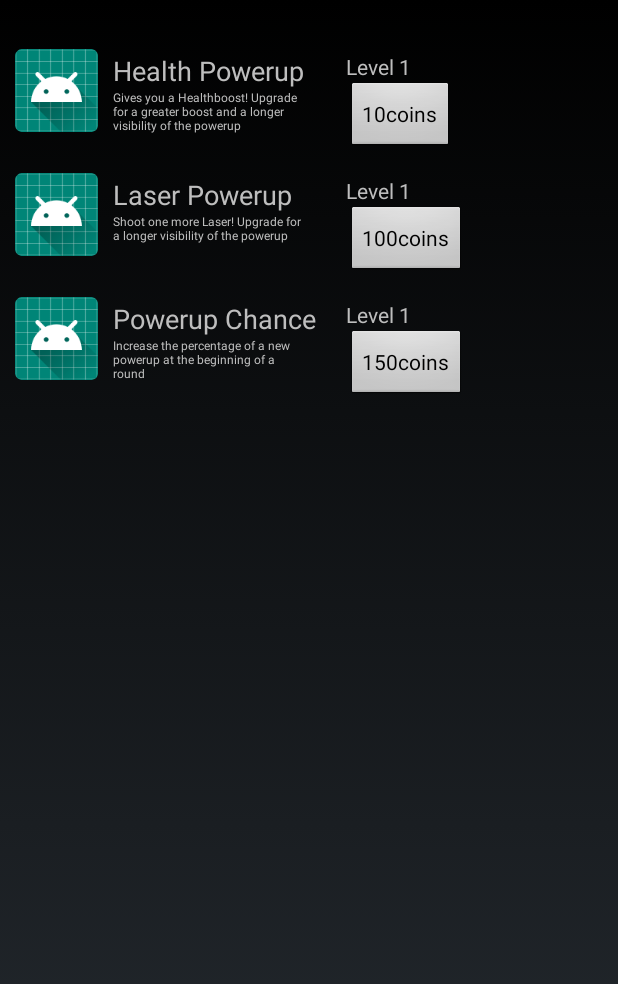
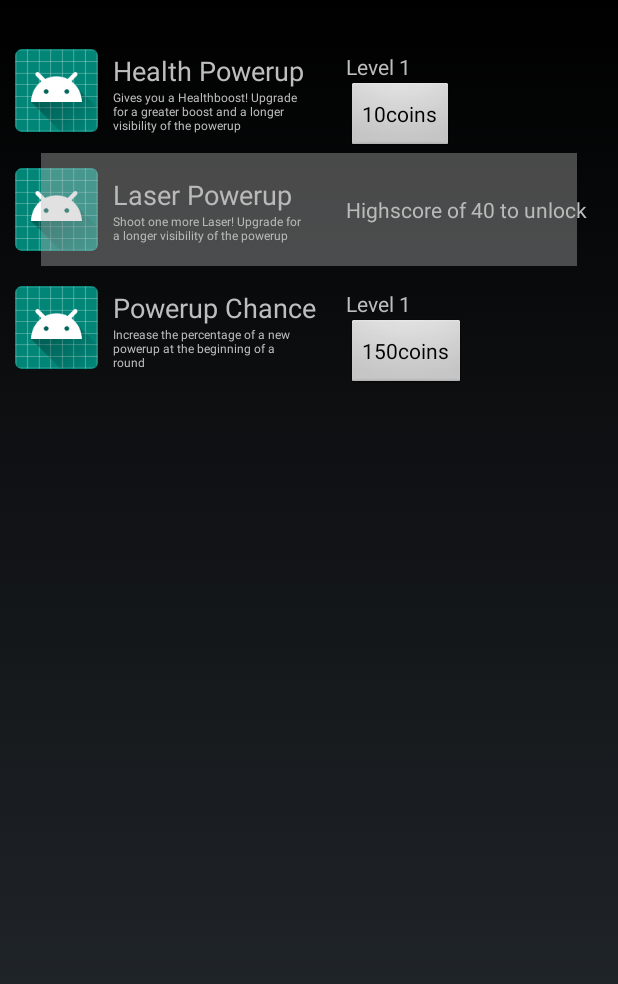
Before and after one commit to MikaE5/pommesmann, an Android app: the ShopActivity screen opened directly, with no data from a screen before it, on a phone screen of 412 x 824 dp. Shown: the top 984 px of the screen. Run offline under Robolectric (Android 15) with nearby library versions, the phone set to English and light mode, and no system bars.

Commit message:
powerup maxlevel 5 in shopActivity

```diff
--- a/app/src/main/java/de/androidnewcomer/pommesmann/Activities/ShopActivity.java
+++ b/app/src/main/java/de/androidnewcomer/pommesmann/Activities/ShopActivity.java
@@ -8,7 +8,9 @@ import android.os.Bundle;
 import android.view.LayoutInflater;
 import android.view.View;
 import android.widget.Button;
+import android.widget.ImageView;
 import android.widget.LinearLayout;
+import android.widget.RelativeLayout;
 import android.widget.TextView;
 import android.widget.Toast;
 
@@ -128,8 +130,12 @@ public class ShopActivity extends Activity {
     }
 
     private void addItemView(View view, String name, String description) {
-        setItemLayout(view, name, description);
-        setItemBuyButton(view, name, description);
+        if (name == ShopHelper.LASER_POWERUP && getHighscore() < ShopHelper.LASER_POWERUP_RESTRICTION) {
+            restrictedLaserPowerup(view, name, description);
+        } else {
+            setItemLayout(view, name, description);
+            setItemBuyButton(view, name, description);
+        }
         itemContainer.addView(view);
     }
 
@@ -143,11 +149,40 @@ public class ShopActivity extends Activity {
 
         itemNameTextView.setText(name);
         itemDescriptionTextView.setText(description);
-        itemLevelTextView.setText("Level " + Integer.toString(item.getLevel() + 1));
-        buyButton.setText(Integer.toString(item.getPrice()) + "coins");
+        if (item.getLevel() < 5) {
+            itemLevelTextView.setText("Level " + Integer.toString(item.getLevel() + 1));
+            buyButton.setText(Integer.toString(item.getPrice()) + "coins");
+        } else {
+            buyButton.setVisibility(View.GONE);
+            ImageView hiddenImageView = view.findViewById(R.id.hiddenImageView);
+            hiddenImageView.setVisibility(View.VISIBLE);
+            itemLevelTextView.setText("MAX LEVEL");
+            RelativeLayout.LayoutParams params = (RelativeLayout.LayoutParams) itemLevelTextView.getLayoutParams();
+            params.addRule(RelativeLayout.CENTER_VERTICAL);
+            itemLevelTextView.setLayoutParams(params);
+        }
     }
 
-    public void setItemBuyButton(final View view, final String name, final String description) {
+    private void restrictedLaserPowerup(View view, String name, String description) {
+        TextView itemNameTextView = view.findViewById(R.id.itemNameTextView);
+        TextView itemDescriptionTextView = view.findViewById(R.id.itemDescriptionTextView);
+        TextView itemLevelTextView = view.findViewById(R.id.itemLevelTextView);
+        Button buyButton = view.findViewById(R.id.buyButton);
+        ImageView hiddenImageView = view.findViewById(R.id.hiddenImageView);
+
+        itemNameTextView.setText(name);
+        itemDescriptionTextView.setText(description);
+        buyButton.setVisibility(View.GONE);
+        hiddenImageView.setVisibility(View.VISIBLE);
+
+        itemLevelTextView.setText("Highscore of " + ShopHelper.LASER_POWERUP_RESTRICTION + " to unlock");
+        RelativeLayout.LayoutParams params = (RelativeLayout.LayoutParams) itemLevelTextView.getLayoutParams();
+        params.addRule(RelativeLayout.CENTER_VERTICAL);
+        itemLevelTextView.setLayoutParams(params);
+    }
+
+
+    private void setItemBuyButton(final View view, final String name, final String description) {
         final Item item = dbHelper.getItemByName(name);
         Button buyButton = view.findViewById(R.id.buyButton);
 
@@ -173,6 +208,9 @@ public class ShopActivity extends Activity {
 
         showCoinsTextView();
         setItemLayout(view, name, description);
+        if (item.getLevel() >= 5) {
+            setItemBuyButton(view, name, description);
+        }
     }
 
     public void buyToast(Item item) {
@@ -180,4 +218,9 @@ public class ShopActivity extends Activity {
         int duration = Toast.LENGTH_SHORT;
         Toast.makeText(this, text, duration).show();
     }
+
+    private int getHighscore() {
+        SharedPreferences pref = getSharedPreferences(App.SP_GAME, 0);
+        return pref.getInt(App.SP_HIGHSCORE, 0);
+    }
 }
--- a/app/src/main/java/de/androidnewcomer/pommesmann/ShopDatabase/ShopHelper.java
+++ b/app/src/main/java/de/androidnewcomer/pommesmann/ShopDatabase/ShopHelper.java
@@ -19,6 +19,7 @@ public class ShopHelper {
     public static final String LASER_POWERUP = "Laser Powerup";
     public static final String LASER_POWERUP_DESCRIPTION = "Shoot one more Laser! Upgrade" +
             " for a longer visibility of the powerup";
+    public static final int LASER_POWERUP_RESTRICTION = 40;
 
     public static final List<Item> ITEMS = Collections.unmodifiableList(
             Arrays.asList(
--- a/app/src/main/res/layout/shop_item.xml
+++ b/app/src/main/res/layout/shop_item.xml
@@ -63,4 +63,14 @@
         android:layout_marginTop="15dp"
         android:text="@string/itemCheckBox"
         android:visibility="gone" />
+
+    <ImageView
+        android:id="@+id/hiddenImageView"
+        android:layout_width="match_parent"
+        android:layout_height="wrap_content"
+        android:layout_alignTop="@+id/itemImage"
+        android:layout_alignBottom="@+id/itemImage"
+        android:src="@drawable/alpha_imageview"
+        android:visibility="gone" />
+
 </RelativeLayout>
```
Also changed, not shown: app/src/main/res/drawable/alpha_imageview.png (added).
